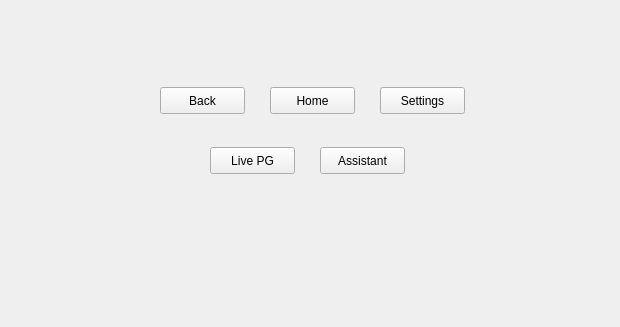
Before: the Qt Designer form android/android-emu/android/skin/qt/extended-pages/tv-remote-page.ui in aosp-mirror/platform_external_qemu, drawn with Qt 5; both pictures show x 0 to 620 and y 273 to 600 of the 620 by 600 pixel window.
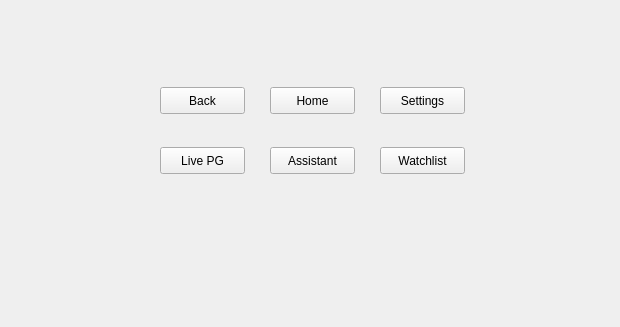
After: the same form once the commit is applied. Icons and pictures are not drawn.

Commit message:
Adds the Watchlist button to the TV remote.
The button sends KEYCODE_BOOKMARK when pressed.
Note: The action is not supported yet (not even on physical devices),
therefore the emulated button will not have any visual result for the
moment.

The edit to the form file:
```diff
--- a/android/android-emu/android/skin/qt/extended-pages/tv-remote-page.ui
+++ b/android/android-emu/android/skin/qt/extended-pages/tv-remote-page.ui
@@ -233,7 +233,7 @@
   <widget class="QPushButton" name="tvRemote_programGuideButton">
    <property name="geometry">
     <rect>
-     <x>210</x>
+     <x>160</x>
      <y>420</y>
      <width>85</width>
      <height>27</height>
@@ -246,7 +246,7 @@
   <widget class="QPushButton" name="tvRemote_assistantButton">
    <property name="geometry">
     <rect>
-     <x>320</x>
+     <x>270</x>
      <y>420</y>
      <width>85</width>
      <height>27</height>
@@ -256,6 +256,19 @@
     <string>Assistant</string>
    </property>
   </widget>
+  <widget class="QPushButton" name="tvRemote_watchlistButton">
+   <property name="geometry">
+    <rect>
+     <x>380</x>
+     <y>420</y>
+     <width>85</width>
+     <height>27</height>
+    </rect>
+   </property>
+   <property name="text">
+    <string>Watchlist</string>
+   </property>
+  </widget>
  </widget>
  <resources>
   <include location="../resources.qrc"/>
```
The commit also changes 3 other files.
